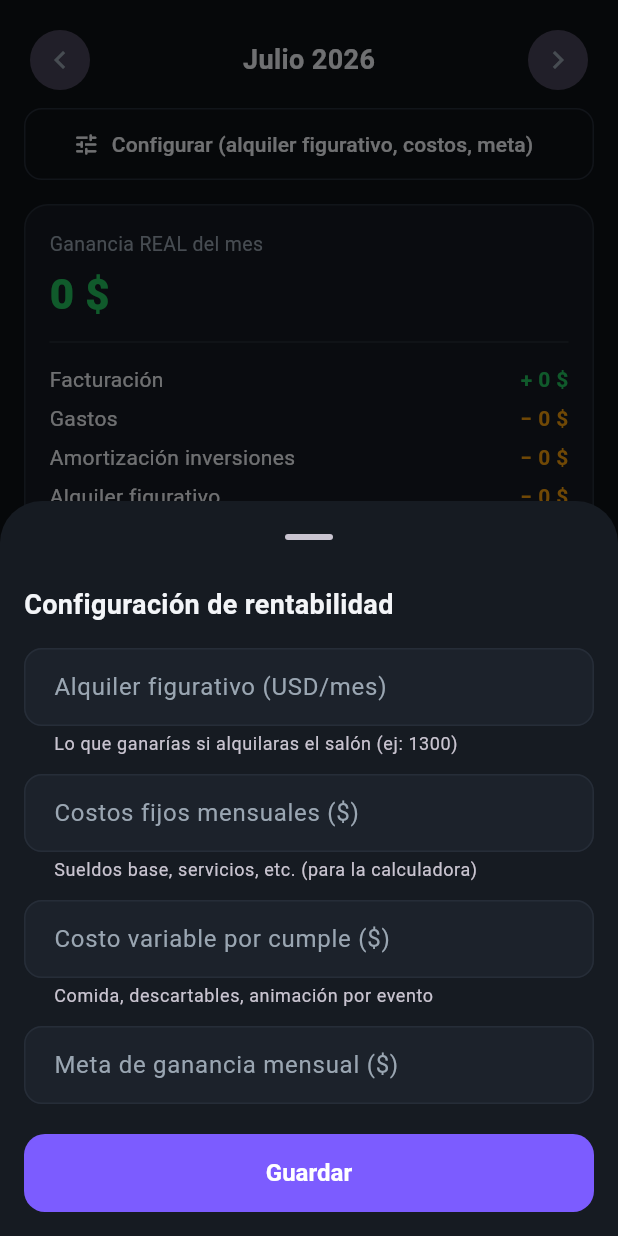
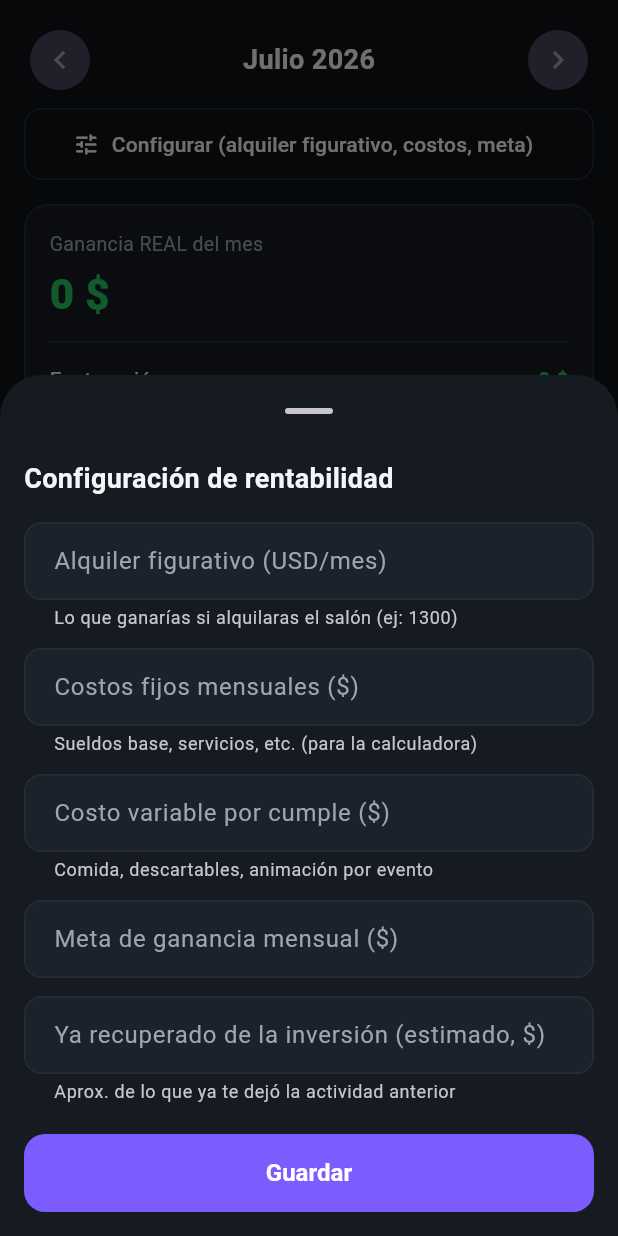
Before and after one commit to facundogattoni/IUPI-EVENTOS, a Flutter app: the RentabilidadScreen widget shown alone on an empty page, opened directly, after a tap on "Configurar (alquiler figurativo, costos,", on a phone screen of 412 x 824 dp. Run offline on Flutter 3.47's test engine with Material 3 defaults, Android fonts, the phone set to English and light mode, and no system bars; our stand-ins replace fl_chart, flutter_riverpod, go_router, supabase_flutter, table_calendar; accounts and stored records are empty.

Commit message:
Inversiones: dólar de la compra editable y 'ya recuperado (estimado)'
- Campo 'Dólar de la compra' en cada inversión (para compras viejas con otro
  valor del dólar); el USD se congela con ese valor.
- Config de rentabilidad: 'Ya recuperado (estimado)' (migración 0007). El ROI
  ahora calcula 'falta recuperar' y el payback sobre lo pendiente.
- Horas por evento aclaradas como indicador ($/hora), no como costo.

Co-Authored-By: Claude Opus 4.8 <noreply@anthropic.com>
Claude-Session: https://claude.ai/code/session_01St4D1HMrLJGxyejPpV7LhC

```diff
--- a/app/lib/features/accounting/application/rentabilidad_providers.dart
+++ b/app/lib/features/accounting/application/rentabilidad_providers.dart
@@ -80,10 +80,13 @@ class Profitability {
         settings.variableCostPerEvent;
   }
 
-  int? get paybackMonths =>
-      (realProfit > 0 && totalInvestedArs > 0)
-          ? (totalInvestedArs / realProfit).ceil()
-          : null;
+  /// Cuánto falta recuperar (total invertido menos lo ya recuperado estimado).
+  double get pendingToRecover =>
+      (totalInvestedArs - settings.alreadyRecoveredArs).clamp(0, totalInvestedArs);
+
+  int? get paybackMonths => (realProfit > 0 && pendingToRecover > 0)
+      ? (pendingToRecover / realProfit).ceil()
+      : null;
 
   /// ROI anual estimado sobre la inversión (ganancia real x12 / invertido).
   double? get annualRoiPct => totalInvestedArs > 0
@@ -127,9 +130,12 @@ class Profitability {
           'Cada hora de trabajo te deja ${Fmt.money(profitPerHour!)} (sobre ${totalLaborHours.toStringAsFixed(0)} hs este mes).'));
     }
 
-    if (paybackMonths != null) {
+    if (totalInvestedArs > 0 && pendingToRecover <= 0) {
+      out.add(const Insight(InsightTone.good,
+          'Ya recuperaste toda la inversión. De acá en más es ganancia neta. 🎉'));
+    } else if (paybackMonths != null) {
       out.add(Insight(InsightTone.info,
-          'Al ritmo de ganancia actual, recuperás toda la inversión (${Fmt.money(totalInvestedArs)}) en ~$paybackMonths meses.'));
+          'Te falta recuperar ${Fmt.money(pendingToRecover)} de la inversión; al ritmo actual lo recuperás en ~$paybackMonths meses.'));
     }
 
     // Categoría de gasto más pesada.
--- a/app/lib/features/accounting/domain/business_settings.dart
+++ b/app/lib/features/accounting/domain/business_settings.dart
@@ -8,12 +8,14 @@ class BusinessSettings {
     this.fixedCostsMonthly = 0,
     this.variableCostPerEvent = 0,
     this.profitGoalMonthly = 0,
+    this.alreadyRecoveredArs = 0,
   });
 
   final double figurativeRentUsd; // alquiler figurativo (costo de oportunidad)
   final double fixedCostsMonthly; // costos fijos mensuales estimados
   final double variableCostPerEvent; // costo variable por cumpleaños
   final double profitGoalMonthly; // meta de ganancia mensual
+  final double alreadyRecoveredArs; // ya recuperado de la inversión (estimado)
 
   factory BusinessSettings.fromMap(Map<String, dynamic> map) => BusinessSettings(
         figurativeRentUsd:
@@ -24,6 +26,8 @@ class BusinessSettings {
             (map['variable_cost_per_event'] as num?)?.toDouble() ?? 0,
         profitGoalMonthly:
             (map['profit_goal_monthly'] as num?)?.toDouble() ?? 0,
+        alreadyRecoveredArs:
+            (map['already_recovered_ars'] as num?)?.toDouble() ?? 0,
       );
 
   Map<String, dynamic> toWriteMap() => {
@@ -31,5 +35,6 @@ class BusinessSettings {
         'fixed_costs_monthly': fixedCostsMonthly,
         'variable_cost_per_event': variableCostPerEvent,
         'profit_goal_monthly': profitGoalMonthly,
+        'already_recovered_ars': alreadyRecoveredArs,
       };
 }
--- a/app/lib/features/accounting/presentation/rentabilidad_screen.dart
+++ b/app/lib/features/accounting/presentation/rentabilidad_screen.dart
@@ -93,6 +93,8 @@ class RentabilidadScreen extends ConsumerWidget {
         text: s.variableCostPerEvent == 0 ? '' : s.variableCostPerEvent.toStringAsFixed(0));
     final goal = TextEditingController(
         text: s.profitGoalMonthly == 0 ? '' : s.profitGoalMonthly.toStringAsFixed(0));
+    final recovered = TextEditingController(
+        text: s.alreadyRecoveredArs == 0 ? '' : s.alreadyRecoveredArs.toStringAsFixed(0));
 
     double d(TextEditingController c) =>
         double.tryParse(c.text.replaceAll('.', '').replaceAll(',', '.')) ?? 0;
@@ -154,6 +156,16 @@ class RentabilidadScreen extends ConsumerWidget {
                   prefixText: r'$ ',
                 ),
               ),
+              const SizedBox(height: 12),
+              TextField(
+                controller: recovered,
+                keyboardType: TextInputType.number,
+                decoration: const InputDecoration(
+                  labelText: 'Ya recuperado de la inversión (estimado, \$)',
+                  helperText: 'Aprox. de lo que ya te dejó la actividad anterior',
+                  prefixText: r'$ ',
+                ),
+              ),
               const SizedBox(height: 20),
               FilledButton(
                 onPressed: () async {
@@ -163,6 +175,7 @@ class RentabilidadScreen extends ConsumerWidget {
                           fixedCostsMonthly: d(fixed),
                           variableCostPerEvent: d(variable),
                           profitGoalMonthly: d(goal),
+                          alreadyRecoveredArs: d(recovered),
                         ),
                       );
                   ref.invalidate(businessSettingsProvider);
@@ -391,11 +404,26 @@ class _RoiCard extends StatelessWidget {
           Row(
             children: [
               Expanded(
+                child: _mini('Ya recuperado (est.)',
+                    Fmt.money(p.settings.alreadyRecoveredArs), null),
+              ),
+              Expanded(
+                child: _mini(
+                    'Falta recuperar', Fmt.money(p.pendingToRecover), null),
+              ),
+            ],
+          ),
+          const SizedBox(height: 12),
+          Row(
+            children: [
+              Expanded(
                 child: _mini(
                     'Se recupera en',
-                    p.paybackMonths == null
-                        ? '—'
-                        : '${p.paybackMonths} meses',
+                    p.pendingToRecover <= 0
+                        ? '¡Listo!'
+                        : (p.paybackMonths == null
+                            ? '—'
+                            : '${p.paybackMonths} meses'),
                     null),
               ),
               Expanded(
```
Also changed, not shown: app/lib/features/accounting/presentation/investments_screen.dart (+22 -4 lines), 2 other files.
